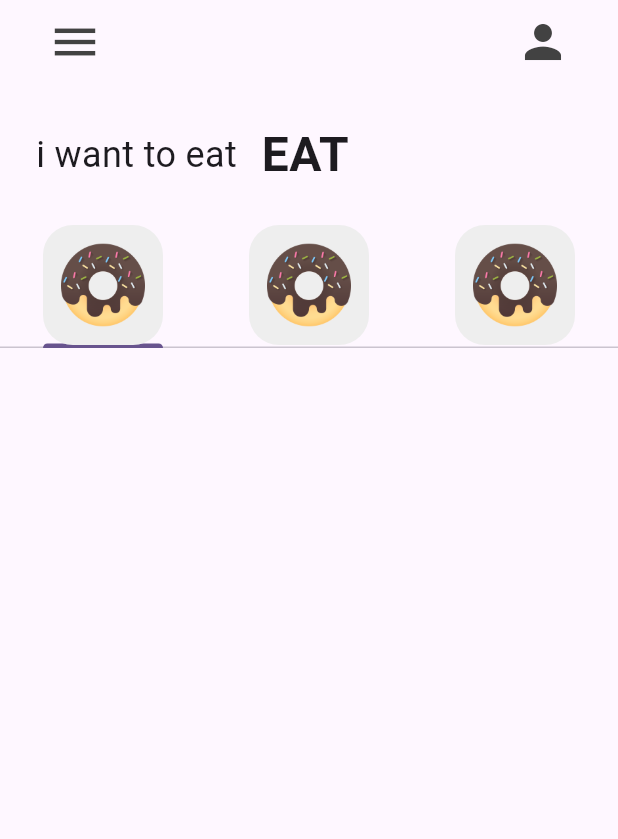
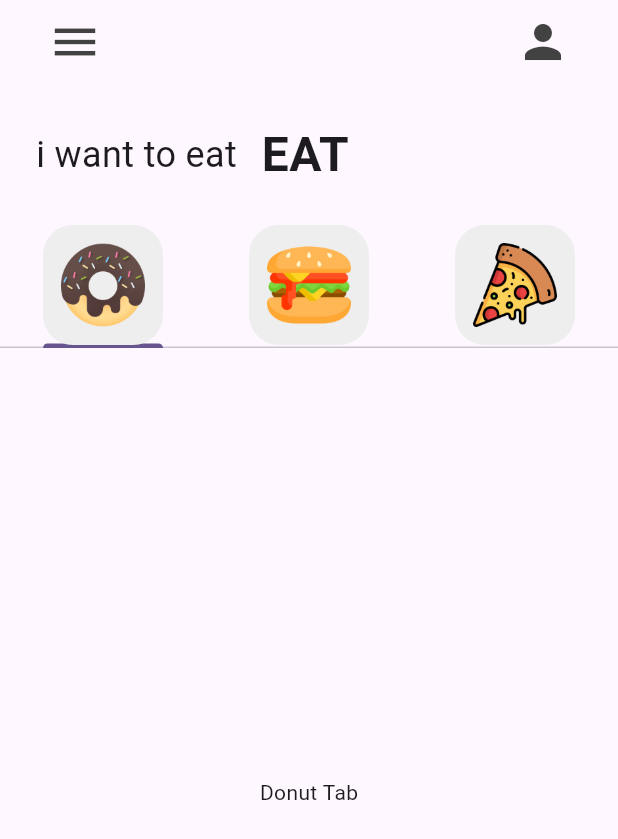
Before and after one commit to Zolayetefe/Donuts_UI_Replica, a Flutter app: the screen it shows after launch, on a phone screen of 412 x 824 dp. Shown: the top 839 px of the screen. Run offline on Flutter 3.47's test engine with Material 3 defaults, Android fonts, the phone set to English and light mode, and no system bars.

Commit message:
some adjustment of folder and addition of TAB

```diff
--- a/lib/main.dart
+++ b/lib/main.dart
@@ -1,5 +1,8 @@
 import 'package:flutter/material.dart';
 
+import 'tab/bergur_tab.dart';
+import 'tab/donut_tab.dart';
+import 'tab/pizza_tab.dart';
 import 'util/my_tab.dart';
 
 void main() {
@@ -33,9 +36,9 @@ class MyHomePage extends StatefulWidget {
 
 class _MyHomePageState extends State<MyHomePage> {
 
-  List<Widget> myTabs = [ const MyTab(iconPath:"donutImg/donut.png"),
-                        const MyTab(iconPath:"donutImg/donut.png"),
-                         const MyTab(iconPath:"donutImg/donut.png")];
+  List<Widget> myTabs = [ const MyTab(iconPath:'assets/donutImg/donut.png'),
+                        const MyTab(iconPath:'assets/donutImg/burger.png'),
+                         const MyTab(iconPath:'assets/donutImg/pizza.png')];
 
   @override
   Widget build(BuildContext context) {
@@ -68,7 +71,15 @@ class _MyHomePageState extends State<MyHomePage> {
                 Text("  EAT",style: TextStyle(fontSize: 32,fontWeight: FontWeight.bold),)
               ],
               ),),
-              TabBar(tabs:myTabs)
+              TabBar(tabs:myTabs),
+             const Expanded(
+                child: TabBarView(children: [
+                  DonutTab(
+                  ),
+                  BergurTab(),
+                  PizzaTab()
+                ]),
+              )
           ],
         ),
       ),
--- /dev/null
+++ b/lib/tab/donut_tab.dart
@@ -0,0 +1,13 @@
+
+import 'package:flutter/material.dart';
+
+class DonutTab extends StatelessWidget {
+  const DonutTab({super.key});
+
+  @override
+  Widget build(BuildContext context) {
+    return const Center(
+      child:  Text("Donut Tab"),
+    );
+  }
+}
--- a/lib/util/my_tab.dart
+++ b/lib/util/my_tab.dart
@@ -12,7 +12,8 @@ class MyTab extends StatelessWidget {
               padding: const EdgeInsets.all(12),
               decoration: BoxDecoration(color: Colors.grey[200],
               borderRadius: BorderRadius.circular(20)),
-              child: Image.asset(iconPath,),
+              child: Image.asset(iconPath,
+              fit: BoxFit.contain,),
             ),
     );
   }
--- a/pubspec.yaml
+++ b/pubspec.yaml
@@ -60,7 +60,7 @@ flutter:
 
   # To add assets to your application, add an assets section, like this:
   assets:
-    - donutImg/
+    - assets/donutImg/
 
   # An image asset can refer to one or more resolution-specific "variants", see
   # https://flutter.dev/to/resolution-aware-images
```
Also changed, not shown: lib/tab/bergur_tab.dart (added, +13 -0 lines), lib/tab/pizza_tab.dart (added, +13 -0 lines), assets/donutImg/burger.png (added), assets/donutImg/donut.png (renamed from donutImg/donut.png), assets/donutImg/pizza.png (added), donutImg/donut (1).png (deleted), donutImg/donut (2).png (deleted).
